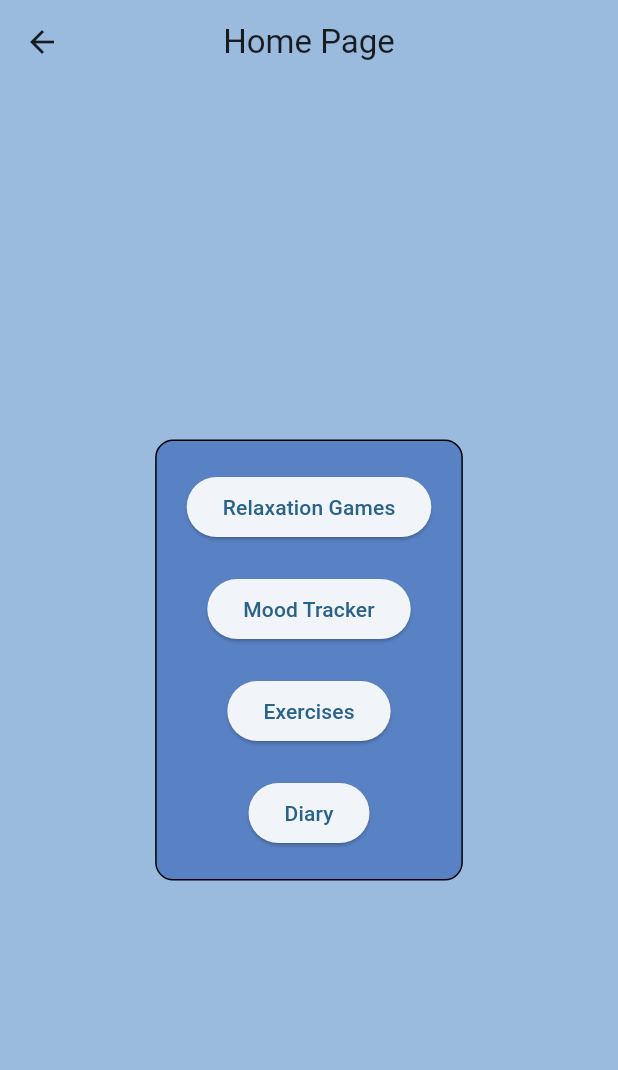
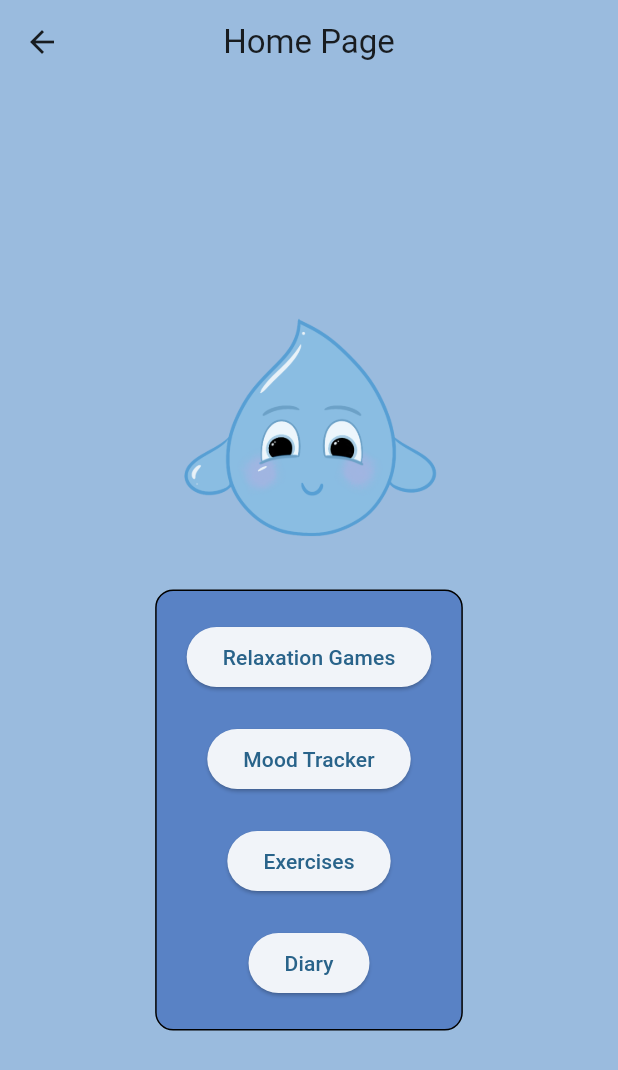
Before and after one commit to jernejakrajcar/droppy, a Flutter app: the MyHomePage screen opened directly, on a phone screen of 412 x 824 dp. Shown: the top 1070 px of the screen. Run offline on Flutter 3.47's test engine with Material 3 defaults, Android fonts, the phone set to English and light mode, and no system bars; our stand-ins replace isar; accounts and stored records are empty; generated files the repository leaves out were written again.

Commit message:
Add files via upload

```diff
--- a/lib/main.dart
+++ b/lib/main.dart
@@ -111,8 +111,19 @@ class _MyHomePageState extends State<MyHomePage> {
             // TRY THIS: Invoke "debug painting" (choose the "Toggle Debug Paint"
             // action in the IDE, or press "p" in the console), to see the
             // wireframe for each widget.
+
             mainAxisAlignment: MainAxisAlignment.center,
             children: <Widget>[
+              Container(
+                width: 200, // Set the desired width
+                height: 200, // Set the desired height
+                decoration: BoxDecoration(
+                  image: DecorationImage(
+                    image: AssetImage('assets/droppy.png'),
+                    fit: BoxFit.cover,
+                  ),
+                ),
+              ),
               Container(
                 decoration: BoxDecoration(
                   color: Color.fromARGB(
```
Also changed, not shown: lib/screens/exercises_screen.dart (+27 -2 lines), lib/screens/mood_tracker_screen.dart (+12 -2 lines), lib/screens/relaxation_games_screen.dart (+12 -2 lines).
